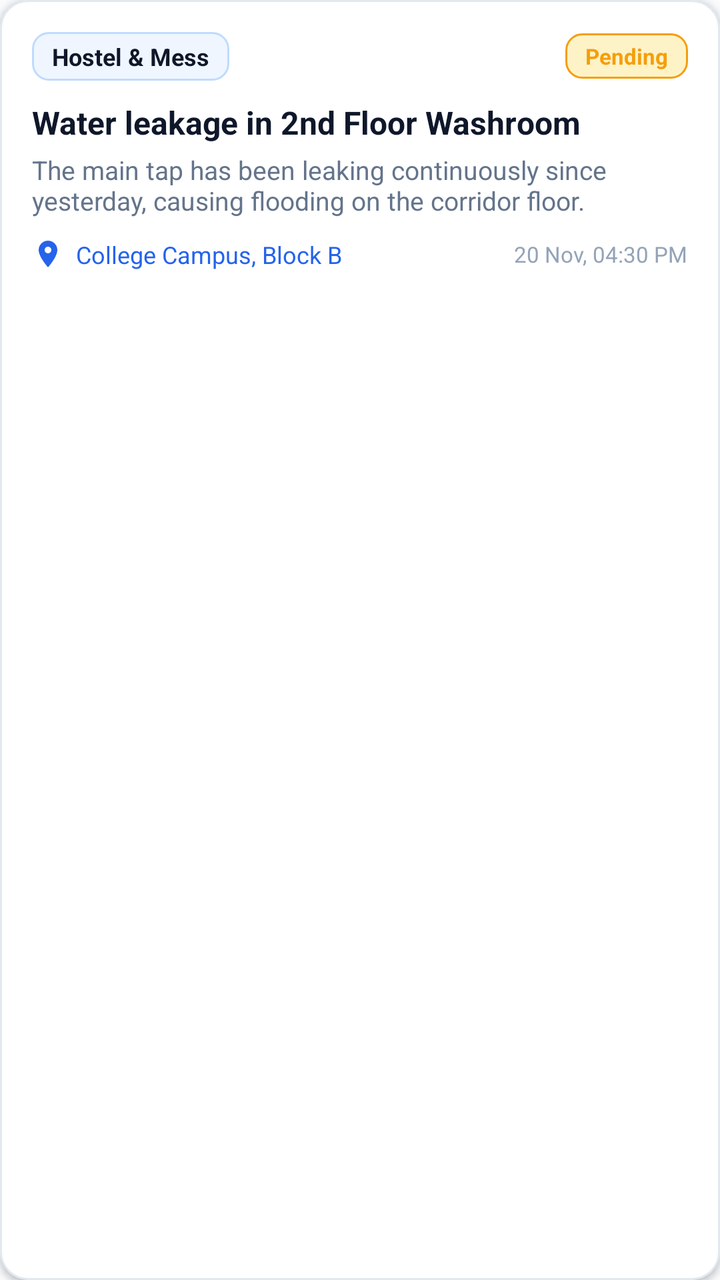
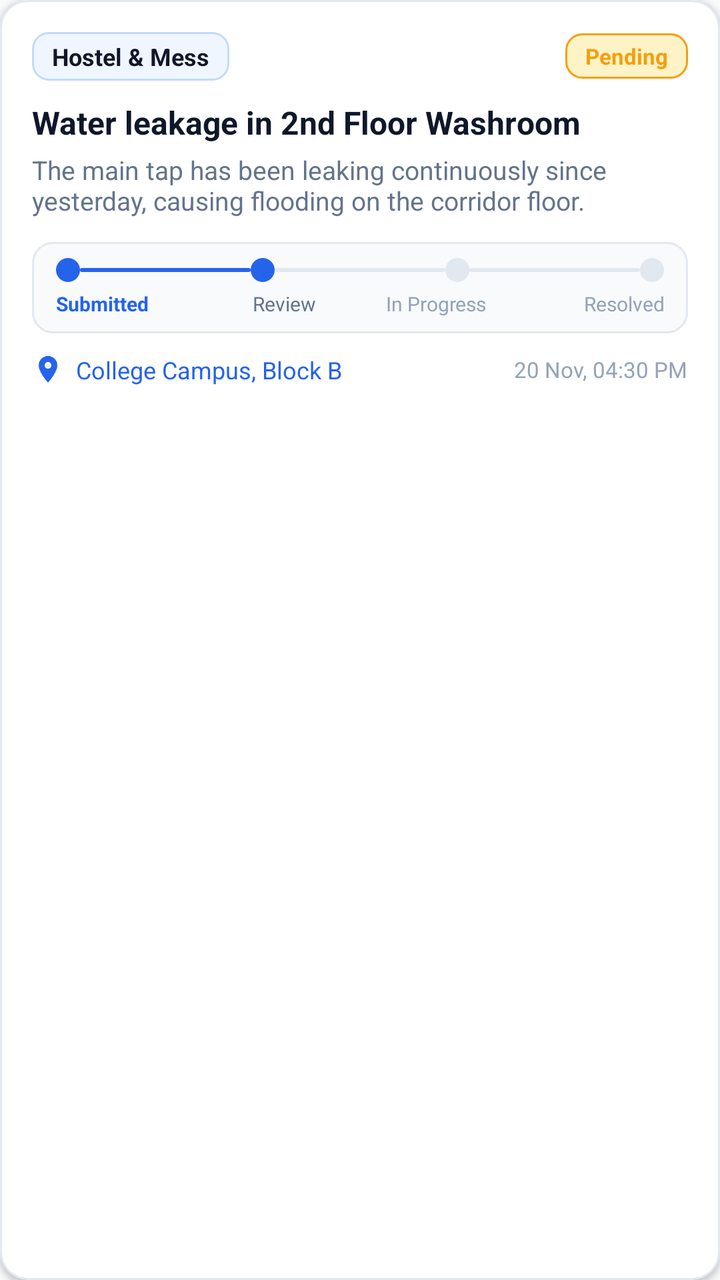

Two renders of the same Android screen: before a commit and after it. Below are the layout's source before the change and the commit's diff.
<!-- AndroidManifest.xml: application theme Theme.Helpdeskai -->
<!-- res/layout/item_complaint_card.xml -->
<?xml version="1.0" encoding="utf-8"?>
<com.google.android.material.card.MaterialCardView xmlns:android="http://schemas.android.com/apk/res/android"
    xmlns:app="http://schemas.android.com/apk/res-auto"
    android:layout_width="match_parent"
    android:layout_height="wrap_content"
    android:layout_marginHorizontal="16dp"
    android:layout_marginVertical="8dp"
    android:clickable="true"
    android:focusable="true"
    app:cardBackgroundColor="@color/surface_card"
    app:cardCornerRadius="14dp"
    app:cardElevation="2dp"
    app:strokeColor="@color/divider"
    app:strokeWidth="1dp">

    <LinearLayout
        android:layout_width="match_parent"
        android:layout_height="wrap_content"
        android:orientation="vertical"
        android:padding="16dp">

        
        <LinearLayout
            android:layout_width="match_parent"
            android:layout_height="wrap_content"
            android:gravity="center_vertical"
            android:orientation="horizontal">

            <TextView
                android:id="@+id/tv_card_category"
                android:layout_width="wrap_content"
                android:layout_height="wrap_content"
                android:background="@drawable/bg_badge_category"
                android:paddingHorizontal="10dp"
                android:paddingVertical="4dp"
                android:text="Hostel &amp; Mess"
                android:textColor="@color/text_primary"
                android:textSize="12sp"
                android:textStyle="bold" />

            <View
                android:layout_width="0dp"
                android:layout_height="1dp"
                android:layout_weight="1" />

            <TextView
                android:id="@+id/tv_card_status"
                android:layout_width="wrap_content"
                android:layout_height="wrap_content"
                android:background="@drawable/bg_badge_pending"
                android:paddingHorizontal="10dp"
                android:paddingVertical="4dp"
                android:text="Pending"
                android:textColor="@color/status_pending"
                android:textSize="11sp"
                android:textStyle="bold" />
        </LinearLayout>

        
        <TextView
            android:id="@+id/tv_card_title"
            android:layout_width="match_parent"
            android:layout_height="wrap_content"
            android:layout_marginTop="10dp"
            android:ellipsize="end"
            android:maxLines="1"
            android:text="Water leakage in 2nd Floor Washroom"
            android:textColor="@color/text_primary"
            android:textSize="16sp"
            android:textStyle="bold" />

        
        <TextView
            android:id="@+id/tv_card_description"
            android:layout_width="match_parent"
            android:layout_height="wrap_content"
            android:layout_marginTop="4dp"
            android:ellipsize="end"
            android:maxLines="2"
            android:text="The main tap has been leaking continuously since yesterday, causing flooding on the corridor floor."
            android:textColor="@color/text_secondary"
            android:textSize="13sp" />

        
        <ImageView
            android:id="@+id/iv_card_photo"
            android:layout_width="match_parent"
            android:layout_height="130dp"
            android:layout_marginTop="10dp"
            android:scaleType="centerCrop"
            android:visibility="gone" />

        
        <LinearLayout
            android:id="@+id/layout_card_location"
            android:layout_width="match_parent"
            android:layout_height="wrap_content"
            android:layout_marginTop="10dp"
            android:gravity="center_vertical"
            android:orientation="horizontal"
            android:visibility="visible">

            <ImageView
                android:layout_width="16dp"
                android:layout_height="16dp"
                android:src="@drawable/ic_location"
                app:tint="@color/primary" />

            <TextView
                android:id="@+id/tv_card_location"
                android:layout_width="0dp"
                android:layout_height="wrap_content"
                android:layout_marginStart="6dp"
                android:layout_weight="1"
                android:ellipsize="end"
                android:maxLines="1"
                android:text="College Campus, Block B"
                android:textColor="@color/primary"
                android:textSize="12sp" />

            <TextView
                android:id="@+id/tv_card_timestamp"
                android:layout_width="wrap_content"
                android:layout_height="wrap_content"
                android:layout_marginStart="8dp"
                android:text="20 Nov, 04:30 PM"
                android:textColor="@color/text_muted"
                android:textSize="11sp" />
        </LinearLayout>

        
        <LinearLayout
            android:id="@+id/layout_card_officer_reply"
            android:layout_width="match_parent"
            android:layout_height="wrap_content"
            android:layout_marginTop="12dp"
            android:background="@drawable/bg_ai_suggestion"
            android:orientation="vertical"
            android:padding="10dp"
            android:visibility="gone">

            <TextView
                android:layout_width="wrap_content"
                android:layout_height="wrap_content"
                android:text="Official Response:"
                android:textColor="@color/status_resolved"
                android:textSize="12sp"
                android:textStyle="bold" />

            <TextView
                android:id="@+id/tv_card_officer_reply"
                android:layout_width="match_parent"
                android:layout_height="wrap_content"
                android:layout_marginTop="2dp"
                android:textColor="@color/text_primary"
                android:textSize="13sp" />
        </LinearLayout>

    </LinearLayout>
</com.google.android.material.card.MaterialCardView>
<!-- resources referenced by this layout -->
<resources>
  <color name="divider">#E2E8F0</color>
  <color name="primary">#2563EB</color>
  <color name="status_pending">#F59E0B</color>
  <color name="status_resolved">#22C55E</color>
  <color name="surface_card">#FFFFFF</color>
  <color name="text_muted">#94A3B8</color>
  <color name="text_primary">#0F172A</color>
  <color name="text_secondary">#64748B</color>
  <!-- drawable bg_badge_category (drawable) -->
  <?xml version="1.0" encoding="utf-8"?>
  <shape xmlns:android="http://schemas.android.com/apk/res/android"
      android:shape="rectangle">
      <corners android:radius="8dp" />
      <solid android:color="@color/badge_cat_bg" />
      <stroke
          android:width="1dp"
          android:color="@color/badge_cat_stroke" />
      <padding
          android:bottom="4dp"
          android:left="10dp"
          android:right="10dp"
          android:top="4dp" />
  </shape>
  <!-- drawable bg_badge_pending (drawable) -->
  <?xml version="1.0" encoding="utf-8"?>
  <shape xmlns:android="http://schemas.android.com/apk/res/android"
      android:shape="rectangle">
      <corners android:radius="8dp" />
      <solid android:color="@color/status_pending_bg" />
      <stroke
          android:width="1dp"
          android:color="@color/status_pending" />
      <padding
          android:bottom="4dp"
          android:left="10dp"
          android:right="10dp"
          android:top="4dp" />
  </shape>
  <!-- drawable ic_location (drawable) -->
  <vector xmlns:android="http://schemas.android.com/apk/res/android"
      android:width="24dp"
      android:height="24dp"
      android:viewportWidth="24"
      android:viewportHeight="24">
      <path
          android:fillColor="#0D9488"
          android:pathData="M12,2C8.13,2 5,5.13 5,9c0,5.25 7,13 7,13s7,-7.75 7,-13c0,-3.87 -3.13,-7 -7,-7zm0,9.5c-1.38,0 -2.5,-1.12 -2.5,-2.5s1.12,-2.5 2.5,-2.5 2.5,1.12 2.5,2.5 -1.12,2.5 -2.5,2.5z" />
  </vector>
  <style name="Theme.Helpdeskai" parent="Base.Theme.Helpdeskai" />
  <color name="status_resolved_bg">#DCFCE7</color>
  <color name="badge_cat_bg">#EFF6FF</color>
  <color name="badge_cat_stroke">#BFDBFE</color>
  <color name="status_pending_bg">#FEF3C7</color>
  <color name="primary_dark">#1D4ED8</color>
  <color name="accent">#0EA5E9</color>
  <color name="bg_light">#F8FAFC</color>
  <!-- unchanged entries left out for length: 2 -->
</resources>

<!-- the commit's change to res/layout/item_complaint_card.xml (unified diff, before → after) -->
@@ -85,10 +85,124 @@
         <ImageView
             android:id="@+id/iv_card_photo"
             android:layout_width="match_parent"
-            android:layout_height="130dp"
+            android:layout_height="140dp"
             android:layout_marginTop="10dp"
             android:scaleType="centerCrop"
             android:visibility="gone" />
+
+        
+        <LinearLayout
+            android:id="@+id/layout_tracking_timeline"
+            android:layout_width="match_parent"
+            android:layout_height="wrap_content"
+            android:layout_marginTop="12dp"
+            android:background="@drawable/bg_timeline_container"
+            android:orientation="vertical"
+            android:paddingHorizontal="12dp"
+            android:paddingVertical="8dp">
+
+            
+            <LinearLayout
+                android:layout_width="match_parent"
+                android:layout_height="wrap_content"
+                android:gravity="center_vertical"
+                android:orientation="horizontal">
+
+                <ImageView
+                    android:id="@+id/dot_step_submitted"
+                    android:layout_width="12dp"
+                    android:layout_height="12dp"
+                    android:src="@drawable/dot_timeline_active" />
+
+                <View
+                    android:id="@+id/line_step_1"
+                    android:layout_width="0dp"
+                    android:layout_height="2dp"
+                    android:layout_weight="1"
+                    android:background="@drawable/line_timeline_active" />
+
+                <ImageView
+                    android:id="@+id/dot_step_review"
+                    android:layout_width="12dp"
+                    android:layout_height="12dp"
+                    android:src="@drawable/dot_timeline_active" />
+
+                <View
+                    android:id="@+id/line_step_2"
+                    android:layout_width="0dp"
+                    android:layout_height="2dp"
+                    android:layout_weight="1"
+                    android:background="@drawable/line_timeline_inactive" />
+
+                <ImageView
+                    android:id="@+id/dot_step_progress"
+                    android:layout_width="12dp"
+                    android:layout_height="12dp"
+                    android:src="@drawable/dot_timeline_inactive" />
+
+                <View
+                    android:id="@+id/line_step_3"
+                    android:layout_width="0dp"
+                    android:layout_height="2dp"
+                    android:layout_weight="1"
+                    android:background="@drawable/line_timeline_inactive" />
+
+                <ImageView
+                    android:id="@+id/dot_step_resolved"
+                    android:layout_width="12dp"
+                    android:layout_height="12dp"
+                    android:src="@drawable/dot_timeline_inactive" />
+            </LinearLayout>
+
+            
+            <LinearLayout
+                android:layout_width="match_parent"
+                android:layout_height="wrap_content"
+                android:layout_marginTop="4dp"
+                android:orientation="horizontal">
+
+                <TextView
+                    android:id="@+id/tv_label_submitted"
+                    android:layout_width="0dp"
+                    android:layout_height="wrap_content"
+                    android:layout_weight="1"
+                    android:gravity="start"
+                    android:text="Submitted"
+                    android:textColor="@color/primary"
+                    android:textSize="10sp"
+                    android:textStyle="bold" />
+
+                <TextView
+                    android:id="@+id/tv_label_review"
+                    android:layout_width="0dp"
+                    android:layout_height="wrap_content"
+                    android:layout_weight="1"
+                    android:gravity="center"
+                    android:text="Review"
+                    android:textColor="@color/text_secondary"
+                    android:textSize="10sp" />
+
+                <TextView
+                    android:id="@+id/tv_label_progress"
+                    android:layout_width="0dp"
+                    android:layout_height="wrap_content"
+                    android:layout_weight="1"
+                    android:gravity="center"
+                    android:text="In Progress"
+                    android:textColor="@color/text_muted"
+                    android:textSize="10sp" />
+
+                <TextView
+                    android:id="@+id/tv_label_resolved"
+                    android:layout_width="0dp"
+                    android:layout_height="wrap_content"
+                    android:layout_weight="1"
+                    android:gravity="end"
+                    android:text="Resolved"
+                    android:textColor="@color/text_muted"
+                    android:textSize="10sp" />
+            </LinearLayout>
+        </LinearLayout>
 
         
         <LinearLayout
<!-- resource entries referenced after the edit -->
@@ -38,6 +38,34 @@
           android:right="10dp"
           android:top="4dp" />
   </shape>
+  <!-- drawable bg_timeline_container (drawable) -->
+  <?xml version="1.0" encoding="utf-8"?>
+  <shape xmlns:android="http://schemas.android.com/apk/res/android"
+      android:shape="rectangle">
+      <solid android:color="@color/input_bg" />
+      <corners android:radius="10dp" />
+      <stroke
+          android:width="1dp"
+          android:color="@color/divider" />
+  </shape>
+  <!-- drawable dot_timeline_active (drawable) -->
+  <?xml version="1.0" encoding="utf-8"?>
+  <shape xmlns:android="http://schemas.android.com/apk/res/android"
+      android:shape="oval">
+      <solid android:color="@color/primary" />
+      <size
+          android:width="12dp"
+          android:height="12dp" />
+  </shape>
+  <!-- drawable dot_timeline_inactive (drawable) -->
+  <?xml version="1.0" encoding="utf-8"?>
+  <shape xmlns:android="http://schemas.android.com/apk/res/android"
+      android:shape="oval">
+      <solid android:color="@color/divider" />
+      <size
+          android:width="10dp"
+          android:height="10dp" />
+  </shape>
   <!-- drawable ic_location (drawable) -->
   <vector xmlns:android="http://schemas.android.com/apk/res/android"
       android:width="24dp"
@@ -48,11 +76,28 @@
           android:fillColor="#0D9488"
           android:pathData="M12,2C8.13,2 5,5.13 5,9c0,5.25 7,13 7,13s7,-7.75 7,-13c0,-3.87 -3.13,-7 -7,-7zm0,9.5c-1.38,0 -2.5,-1.12 -2.5,-2.5s1.12,-2.5 2.5,-2.5 2.5,1.12 2.5,2.5 -1.12,2.5 -2.5,2.5z" />
   </vector>
+  <!-- drawable line_timeline_active (drawable) -->
+  <?xml version="1.0" encoding="utf-8"?>
+  <shape xmlns:android="http://schemas.android.com/apk/res/android"
+      android:shape="rectangle">
+      <solid android:color="@color/primary" />
+      <corners android:radius="2dp" />
+      <size android:height="2dp" />
+  </shape>
+  <!-- drawable line_timeline_inactive (drawable) -->
+  <?xml version="1.0" encoding="utf-8"?>
+  <shape xmlns:android="http://schemas.android.com/apk/res/android"
+      android:shape="rectangle">
+      <solid android:color="@color/divider" />
+      <corners android:radius="2dp" />
+      <size android:height="2dp" />
+  </shape>
   <style name="Theme.Helpdeskai" parent="Base.Theme.Helpdeskai" />
   <color name="status_resolved_bg">#DCFCE7</color>
   <color name="badge_cat_bg">#EFF6FF</color>
   <color name="badge_cat_stroke">#BFDBFE</color>
   <color name="status_pending_bg">#FEF3C7</color>
+  <color name="input_bg">#F8FAFC</color>
   <color name="primary_dark">#1D4ED8</color>
   <color name="accent">#0EA5E9</color>
   <color name="bg_light">#F8FAFC</color>
